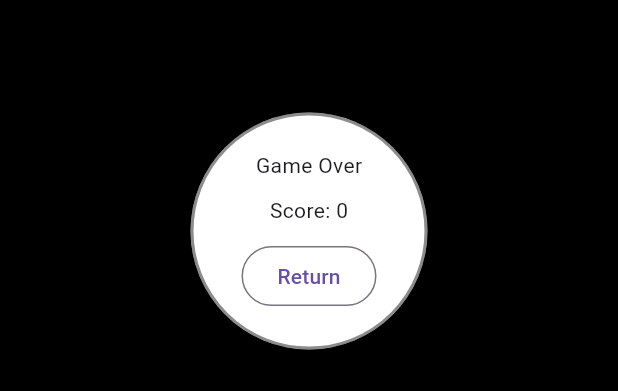
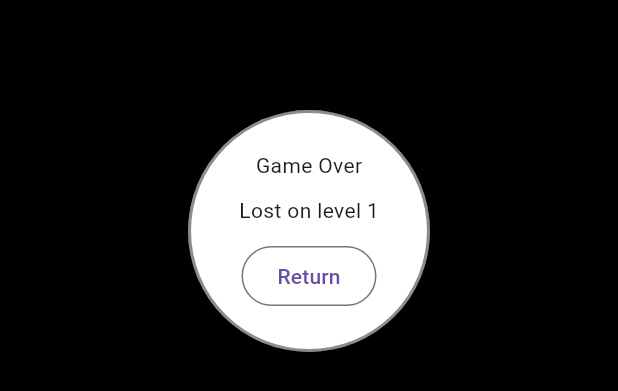
Before and after one commit to sepehrkianian09/maze-ball, a Flutter app: the GameOverOverlayScreen widget shown alone on an empty page, opened directly with empty values, on a phone screen of 412 x 824 dp. Shown: the part 387-778 px from the top of the screen. Run offline on Flutter 3.47's test engine with Material 3 defaults, Android fonts, the phone set to English and light mode, and no system bars; our stand-ins replace get, hive_ce_flutter; missing offline and left inert: flame, flame_forge2d; accounts and stored records are empty.

Commit message:
fix(game): remove unnessecary score

```diff
--- a/lib/components/level_instance/helpers/text.dart
+++ b/lib/components/level_instance/helpers/text.dart
@@ -12,12 +12,11 @@ class TextHelper extends PositionComponent {
     required super.position,
     required this.textShower,
     required Color color,
-    Anchor anchor = Anchor.topLeft,
   }) {
     add(
       _theComponent = TextComponent(
-        position: Vector2.zero(),
-        anchor: anchor,
+        position: Vector2(5.0, 2.0),
+        anchor: Anchor.center,
         textRenderer: TextPaint(
           style: TextStyle(
             fontSize: 2,
@@ -31,7 +30,6 @@ class TextHelper extends PositionComponent {
     add(
       OutlinedRectangleComponent(
         position: Vector2.zero(),
-        anchor: anchor,
         size: Vector2(10.0, 4.0),
         strokeWidth: 0.3,
       ),
--- a/lib/game.dart
+++ b/lib/game.dart
@@ -54,6 +54,7 @@ class MazeBallGame extends Forge2DGame with KeyboardEvents, TapDetector {
   final int maxLevel = 16;
 
   int _level = 1;
+  int get level => _level;
   set level(int level) {
     _level = level;
   }
@@ -71,10 +72,6 @@ class MazeBallGame extends Forge2DGame with KeyboardEvents, TapDetector {
     _finishGame();
     _level += 1;
     _startGame();
-  }
-
-  int getScore() {
-    return _level - 1;
   }
 
   late PlayState _playState;
--- a/lib/overlay_screens/play_state/game_over.dart
+++ b/lib/overlay_screens/play_state/game_over.dart
@@ -28,7 +28,7 @@ class GameOverOverlayScreen extends StatelessWidget {
               spacing: 10.0,
               children: [
                 Text("Game Over"),
-                Text("Score: ${game.getScore()}"),
+                Text("Lost on level ${game.level}"),
                 OutlinedButton(
                   onPressed: () {
                     game.playState = PlayState.welcome;
```
Also changed, not shown: lib/components/level_instance/helpers.dart (+0 -10 lines).
